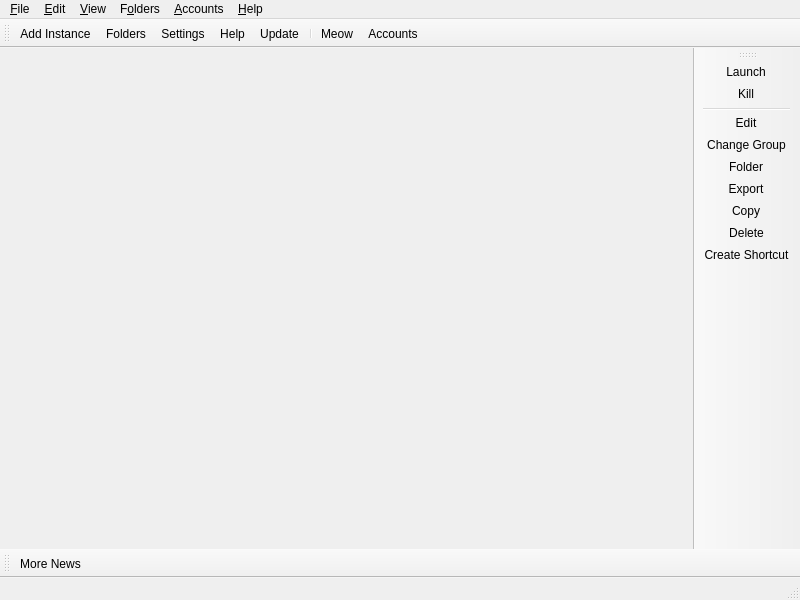
Qt form launcher/ui/MainWindow.ui (Duby67/OldMoneyTatarin) before a commit.
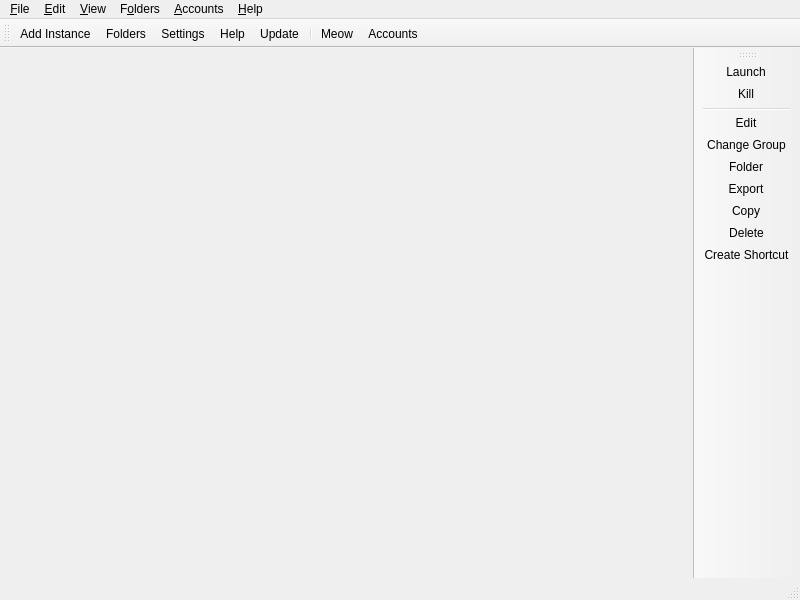
The same form after that commit. Icons and pictures are not drawn. Custom widgets are drawn as their Qt base class.

The edit to the form file:
```diff
--- a/launcher/ui/MainWindow.ui
+++ b/launcher/ui/MainWindow.ui
@@ -49,41 +49,14 @@
    <attribute name="toolBarBreak">
     <bool>false</bool>
    </attribute>
-   <addaction name="actionAddInstance"/>
-   <addaction name="actionFoldersButton"/>
-   <addaction name="actionSettings"/>
-   <addaction name="actionHelpButton"/>
-   <addaction name="actionCheckUpdate"/>
-   <addaction name="separator"/>
-   <addaction name="actionCAT"/>
-   <addaction name="actionAccountsButton"/>
-  </widget>
-  <widget class="QToolBar" name="newsToolBar">
-   <property name="windowTitle">
-    <string>News Toolbar</string>
-   </property>
-   <property name="allowedAreas">
-    <set>Qt::ToolBarArea::BottomToolBarArea|Qt::ToolBarArea::TopToolBarArea</set>
-   </property>
-   <property name="iconSize">
-    <size>
-     <width>16</width>
-     <height>16</height>
-    </size>
-   </property>
-   <property name="toolButtonStyle">
-    <enum>Qt::ToolButtonStyle::ToolButtonTextBesideIcon</enum>
-   </property>
-   <property name="floatable">
-    <bool>false</bool>
-   </property>
-   <attribute name="toolBarArea">
-    <enum>BottomToolBarArea</enum>
-   </attribute>
-   <attribute name="toolBarBreak">
-    <bool>false</bool>
-   </attribute>
-   <addaction name="actionMoreNews"/>
+   <addaction name="actionAddInstance" />
+   <addaction name="actionFoldersButton" />
+   <addaction name="actionSettings" />
+   <addaction name="actionHelpButton" />
+   <addaction name="actionCheckUpdate" />
+   <addaction name="separator" />
+   <addaction name="actionCAT" />
+   <addaction name="actionAccountsButton" />
   </widget>
   <widget class="WideBar" name="instanceToolBar">
    <property name="windowTitle">
@@ -113,16 +86,16 @@
    <attribute name="toolBarBreak">
     <bool>false</bool>
    </attribute>
-   <addaction name="actionLaunchInstance"/>
-   <addaction name="actionKillInstance"/>
-   <addaction name="separator"/>
-   <addaction name="actionEditInstance"/>
-   <addaction name="actionChangeInstGroup"/>
-   <addaction name="actionViewSelectedInstFolder"/>
-   <addaction name="actionExportInstance"/>
-   <addaction name="actionCopyInstance"/>
-   <addaction name="actionDeleteInstance"/>
-   <addaction name="actionCreateInstanceShortcut"/>
+   <addaction name="actionLaunchInstance" />
+   <addaction name="actionKillInstance" />
+   <addaction name="separator" />
+   <addaction name="actionEditInstance" />
+   <addaction name="actionChangeInstGroup" />
+   <addaction name="actionViewSelectedInstFolder" />
+   <addaction name="actionExportInstance" />
+   <addaction name="actionCopyInstance" />
+   <addaction name="actionDeleteInstance" />
+   <addaction name="actionCreateInstanceShortcut" />
   </widget>
   <widget class="QMenuBar" name="menuBar">
    <property name="geometry">
@@ -233,17 +206,6 @@
    <addaction name="accountsMenu"/>
    <addaction name="helpMenu"/>
   </widget>
-  <action name="actionMoreNews">
-   <property name="icon">
-    <iconset theme="news"/>
-   </property>
-   <property name="text">
-    <string>More News...</string>
-   </property>
-   <property name="toolTip">
-    <string>Open the development blog to read more news about %1.</string>
-   </property>
-  </action>
   <action name="actionCAT">
    <property name="checkable">
     <bool>true</bool>
```
Left out of the diff: 198 changed lines with no effect on the pictures.
